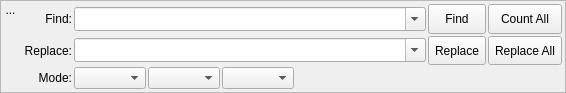
Sigil-Ebook/Sigil, file src/Sigil/Form_Files/FindReplace.ui: the form before one commit.
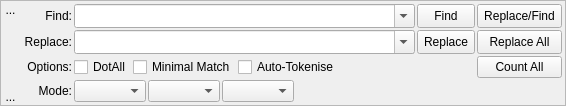
The form after the commit. Icons and pictures are not drawn. Custom widgets are drawn as their Qt base class.

Commit message: Add an advanced option to the Find panel via a dropdown chevron. Remove the Regex options from the Search menu and place as checkboxes on the hidden advanced line. Replace the Count All button with "Find/Replace", "Replace" now does a "Replace Current". The Count All button placed on the hidden advanced line. Make buttons on Saved Searches dialog match in function by adding a Find/Replace and changing Replace.

The edit to the form file:
```diff
--- a/src/Sigil/Form_Files/FindReplace.ui
+++ b/src/Sigil/Form_Files/FindReplace.ui
@@ -91,6 +91,42 @@
           </property>
          </spacer>
         </item>
+        <item>
+         <widget class="QToolButton" name="advancedShowHide">
+          <property name="sizePolicy">
+           <sizepolicy hsizetype="Fixed" vsizetype="Fixed">
+            <horstretch>0</horstretch>
+            <verstretch>0</verstretch>
+           </sizepolicy>
+          </property>
+          <property name="toolTip">
+           <string>Show/Hide Advanced Options</string>
+          </property>
+          <property name="styleSheet">
+           <string notr="true">border: 0px;</string>
+          </property>
+          <property name="text">
+           <string>...</string>
+          </property>
+          <property name="icon">
+           <iconset resource="../Resource_Files/main/main.qrc">
+            <normaloff>:/main/chevron-down_16px.png</normaloff>:/main/chevron-down_16px.png
+           </iconset>
+          </property>
+          <property name="iconSize">
+           <size>
+            <width>16</width>
+            <height>16</height>
+           </size>
+          </property>
+          <property name="autoRaise">
+           <bool>false</bool>
+          </property>
+          <property name="arrowType">
+           <enum>Qt::NoArrow</enum>
+          </property>
+         </widget>
+        </item>
        </layout>
       </item>
       <item>
@@ -156,7 +192,7 @@
          </widget>
         </item>
         <item row="0" column="3">
-         <widget class="QToolButton" name="count">
+         <widget class="QToolButton" name="replaceFind">
           <property name="sizePolicy">
            <sizepolicy hsizetype="Expanding" vsizetype="Expanding">
             <horstretch>0</horstretch>
@@ -170,7 +206,7 @@
            <string notr="true"/>
           </property>
           <property name="text">
-           <string>Count All</string>
+           <string>Replace/Find</string>
           </property>
          </widget>
         </item>
@@ -243,6 +279,97 @@
          </widget>
         </item>
         <item row="2" column="0">
+         <widget class="QLabel" name="optionsl">
+          <property name="text">
+           <string>Options:</string>
+          </property>
+          <property name="alignment">
+           <set>Qt::AlignRight|Qt::AlignTrailing|Qt::AlignVCenter</set>
+          </property>
+         </widget>
+        </item>
+        <item row="2" column="1">
+         <layout class="QHBoxLayout" name="advancedLayout" stretch="0,0,0,0,0">
+          <item>
+           <widget class="QCheckBox" name="chkRegexOptionDotAll">
+            <property name="toolTip">
+             <string>For Regex searches, prefix your search with (?U).</string>
+            </property>
+            <property name="styleSheet">
+             <string notr="true"/>
+            </property>
+            <property name="text">
+             <string>DotAll</string>
+            </property>
+           </widget>
+          </item>
+          <item>
+           <widget class="QCheckBox" name="chkRegexOptionMinimalMatch">
+            <property name="toolTip">
+             <string>For Regex searches, prefix your search with (?s).</string>
+            </property>
+            <property name="styleSheet">
+             <string notr="true"/>
+            </property>
+            <property name="text">
+             <string>Minimal Match</string>
+            </property>
+           </widget>
+          </item>
+          <item>
+           <widget class="QCheckBox" name="chkRegexOptionAutoTokenise">
+            <property name="toolTip">
+             <string>For Regex searches, tokenise/escape selection when opening Find.</string>
+            </property>
+            <property name="styleSheet">
+             <string notr="true"/>
+            </property>
+            <property name="text">
+             <string>Auto-Tokenise</string>
+            </property>
+           </widget>
+          </item>
+          <item>
+           <spacer name="horizontalSpacerAdvanced">
+            <property name="orientation">
+             <enum>Qt::Horizontal</enum>
+            </property>
+            <property name="sizeHint" stdset="0">
+             <size>
+              <width>40</width>
+              <height>0</height>
+             </size>
+            </property>
+           </spacer>
+          </item>
+         </layout>
+        </item>
+        <item row="2" column="3">
+         <widget class="QToolButton" name="count">
+          <property name="sizePolicy">
+           <sizepolicy hsizetype="Expanding" vsizetype="Expanding">
+            <horstretch>0</horstretch>
+            <verstretch>0</verstretch>
+           </sizepolicy>
+          </property>
+          <property name="minimumSize">
+           <size>
+            <width>0</width>
+            <height>22</height>
+           </size>
+          </property>
+          <property name="toolTip">
+           <string>Count all matches in Code View.</string>
+          </property>
+          <property name="styleSheet">
+           <string notr="true"/>
+          </property>
+          <property name="text">
+           <string>Count All</string>
+          </property>
+         </widget>
+        </item>
+        <item row="3" column="0">
          <widget class="QLabel" name="model">
           <property name="text">
            <string>Mode:</string>
@@ -252,7 +379,7 @@
           </property>
          </widget>
         </item>
-        <item row="2" column="1" colspan="4">
+        <item row="3" column="1" colspan="4">
          <layout class="QHBoxLayout" name="modeLayout" stretch="0,0,0,0,0">
           <item>
            <widget class="QComboBox" name="cbSearchMode"/>
```
Left out of the diff: 20 changed lines with no effect on the pictures. The commit also changes 11 other files.
